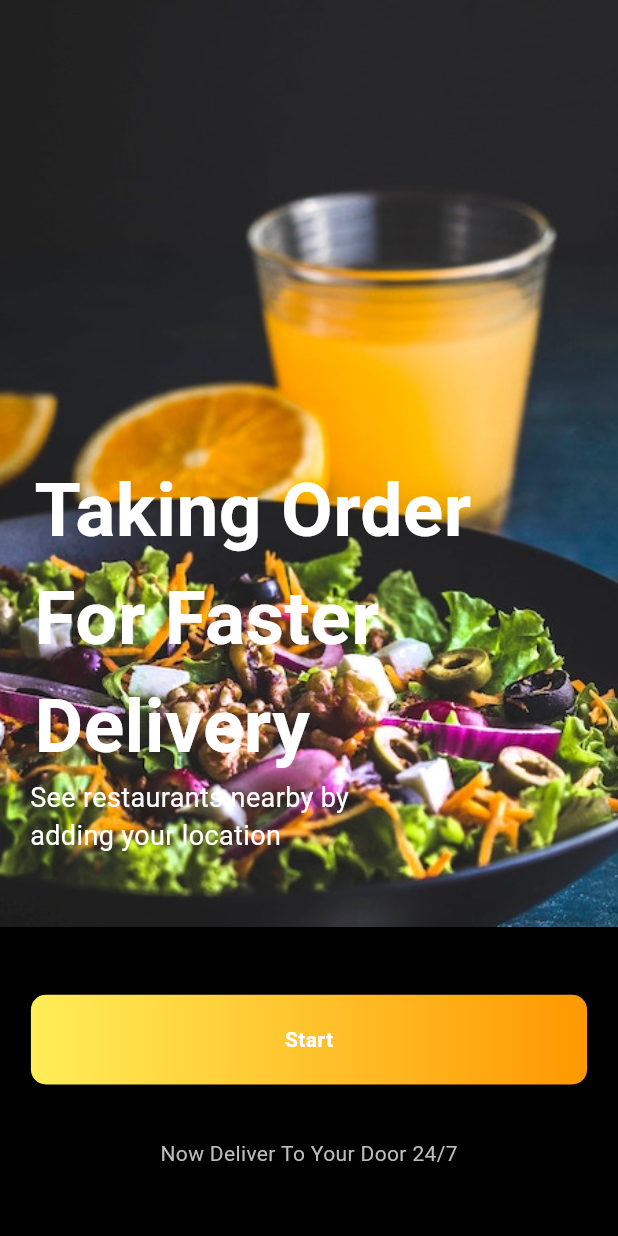
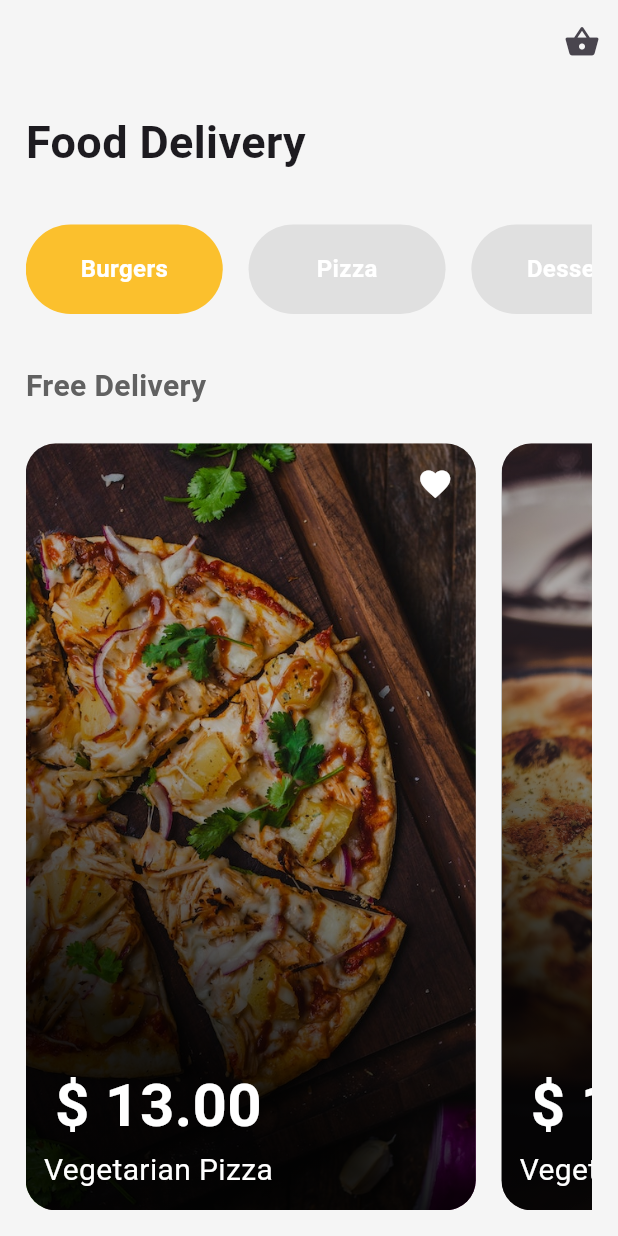
Before and after one commit to khaledmurtaja/uipractice, a Flutter app: the screen it shows after launch, on a phone screen of 412 x 824 dp. Run offline on Flutter 3.47's test engine with Material 2 defaults, Android fonts, the phone set to English and light mode, and no system bars; our stand-ins replace flutter_screenutil.

Commit message:
fix issues related to stack widget

```diff
--- a/lib/main.dart
+++ b/lib/main.dart
@@ -1,5 +1,6 @@
 import 'package:flutter/material.dart';
 import 'package:flutter_screenutil/flutter_screenutil.dart';
+import 'package:uipractice/restaurant/home_page.dart';
 import 'package:uipractice/restaurant/starter_page.dart';
 
 void main() {
@@ -25,7 +26,7 @@ class MyApp extends StatelessWidget {
               colorScheme: ColorScheme.fromSeed(seedColor: Colors.deepPurple),
               useMaterial3: true,
             ),
-            home: const StarterPage());
+            home: const HomePage());
       },
     );
   }
--- /dev/null
+++ b/lib/restaurant/home_page.dart
@@ -0,0 +1,175 @@
+import 'package:flutter/material.dart';
+import 'package:flutter_screenutil/flutter_screenutil.dart';
+
+class HomePage extends StatefulWidget {
+  const HomePage({Key? key}) : super(key: key);
+
+  @override
+  State<HomePage> createState() => _HomePageState();
+}
+
+class _HomePageState extends State<HomePage> {
+  int selectedCategory = 0;
+  List<String> foods = ["Burgers", "Pizza", "Dessert", "Salad", "Kebab"];
+  List<String> imgPaths=[
+    "images/restaurant/one.jpg",
+    "images/restaurant/two.jpg",
+    "images/restaurant/three.png"
+  ];
+  @override
+  Widget build(BuildContext context) {
+    return Scaffold(
+      backgroundColor: Colors.grey[100],
+      appBar: AppBar(
+        backgroundColor: Colors.grey[100],
+        elevation: 0,
+        actions: [
+          IconButton(onPressed: () {}, icon: const Icon(Icons.shopping_basket))
+        ],
+      ),
+      body: Padding(
+        padding: EdgeInsets.all(15.w),
+        child: Column(
+          crossAxisAlignment: CrossAxisAlignment.start,
+          children: [
+            Text(
+              'Food Delivery',
+              style: TextStyle(fontWeight: FontWeight.w600, fontSize: 30.spMin),
+            ),
+            SizedBox(
+              height: 28.h,
+            ),
+            SizedBox(
+              height: 50.h,
+              width: double.infinity,
+              child: ListView.separated(
+                  scrollDirection: Axis.horizontal,
+                  itemBuilder: (context, item) => makeCategory(item: item),
+                  separatorBuilder: (context, item) => SizedBox(
+                        width: 15.w,
+                      ),
+                  itemCount: foods.length),
+            ),
+            SizedBox(
+              height: 28.h,
+            ),
+            Text(
+              "Free Delivery",
+              style: TextStyle(
+                  fontWeight: FontWeight.bold,
+                  color: Colors.grey[700],
+                  fontSize: 20.spMin),
+            ),
+            SizedBox(
+              height: 20.h,
+            ),
+            Expanded(
+              child: ListView.separated(
+                  scrollDirection: Axis.horizontal,
+                  itemBuilder: (context, item) => makeItem(imgPath: imgPaths[item]),
+                  separatorBuilder: (context, item) => SizedBox(
+                        width: 15.w,
+                      ),
+                  itemCount: imgPaths.length),
+            )
+          ],
+        ),
+      ),
+    );
+  }
+
+  Widget makeCategory({required int item}) => GestureDetector(
+        onTap: () {
+          setState(() {
+            selectedCategory = item;
+          });
+        },
+        child: AspectRatio(
+          aspectRatio: 2.2 / 1,
+          child: Container(
+            decoration: BoxDecoration(
+                color: item == selectedCategory
+                    ? Colors.yellow[700]
+                    : Colors.grey[300],
+                borderRadius: BorderRadius.circular(50)),
+            child: Center(
+              child: Text(
+                foods[item],
+                style: TextStyle(
+                    color: Colors.white,
+                    fontSize: 16.spMin,
+                    fontWeight: FontWeight.w600),
+              ),
+            ),
+          ),
+        ),
+      );
+  Widget makeItem({required String imgPath}) => Stack(
+    children: [
+      Container(
+        height: 550,
+        width: 300,
+        decoration: BoxDecoration(
+          borderRadius: BorderRadius.circular(20),
+          image:  DecorationImage(
+              image: AssetImage(imgPath),
+              fit: BoxFit.cover),
+        ),
+        child: Container(
+          decoration: BoxDecoration(
+            borderRadius: BorderRadius.circular(20),
+            gradient: LinearGradient(
+              colors: [
+                Colors.black.withOpacity(.9),
+                Colors.black.withOpacity(.3),
+              ],
+              begin: Alignment.bottomCenter,
+              stops: const [.2, .9],
+            ),
+          ),
+        ),
+      ),
+      Positioned.fill(
+        child: Align(
+          alignment: AlignmentDirectional.topEnd,
+          child: Padding(
+            padding: const EdgeInsets.all(15.0),
+            child: GestureDetector(
+                onTap: () {
+                  setState(() {});
+                },
+                child: const Icon(
+                  Icons.favorite,
+                  color: Colors.white,
+                )),
+          ),
+        ),
+      ),
+      Padding(
+        padding: const EdgeInsets.all(12.0),
+        child: Align(
+          alignment: AlignmentDirectional.bottomStart,
+          child: SizedBox(
+            child: Column(
+              mainAxisAlignment: MainAxisAlignment.end,
+              mainAxisSize: MainAxisSize.min,
+              children: [
+                Text(
+                  "\$ 13.00",
+                  style: TextStyle(
+                      color: Colors.white,
+                      fontSize: 40.spMin,
+                      fontWeight: FontWeight.bold),
+                ),
+                const Text(
+                  "Vegetarian Pizza",
+                  style: TextStyle(color: Colors.white, fontSize: 20),
+                )
+              ],
+            ),
+          ),
+        ),
+      ),
+    ],
+  );
+}
```
